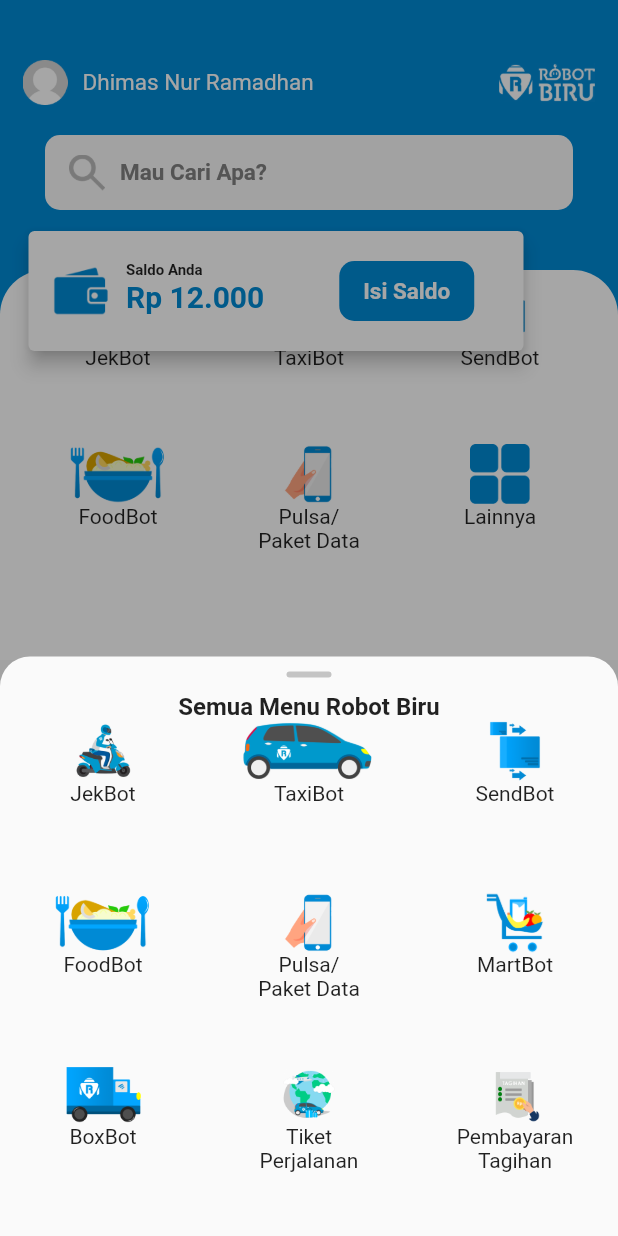
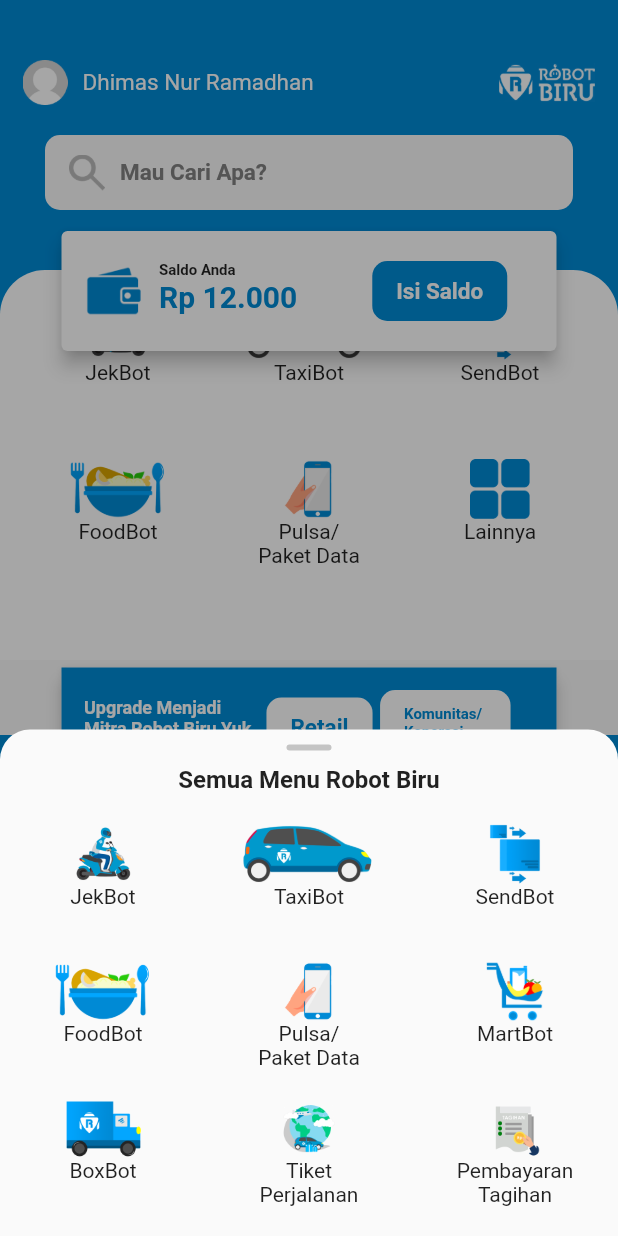
Before and after one commit to idhamramadito/robotbiru, a Flutter app: the screen it shows after launch, after a tap on "Lainnya", on a phone screen of 412 x 824 dp. Run offline on Flutter 3.47's test engine with Material 2 defaults, Android fonts, the phone set to English and light mode, and no system bars; our stand-ins replace modal_bottom_sheet.

Commit message:
dashboard sudah dirapihkan

```diff
--- a/homepage/lib/pages/dashboard_tabs/home/UI_components/account_balance.dart
+++ b/homepage/lib/pages/dashboard_tabs/home/UI_components/account_balance.dart
@@ -8,7 +8,8 @@ class AccountBalance extends StatelessWidget {
   @override
   Widget build(BuildContext context) {
     return Container(
-      margin: EdgeInsets.only(top: 150, right: 15, left: 15),
+      alignment: Alignment.center,
+      margin: EdgeInsets.only(top: 150),
       child: Card(
         elevation: 5,
         child: Container(
--- a/homepage/lib/pages/dashboard_tabs/home/UI_components/complaint_button.dart
+++ b/homepage/lib/pages/dashboard_tabs/home/UI_components/complaint_button.dart
@@ -1,4 +1,3 @@
-
 import 'package:flutter/material.dart';
 
 class ComplaintButton extends StatelessWidget {
@@ -9,7 +8,7 @@ class ComplaintButton extends StatelessWidget {
   @override
   Widget build(BuildContext context) {
     return Container(
-      margin: EdgeInsets.only(top: 10, left: 20, right: 20, bottom: 20),
+      padding: EdgeInsets.all(15),
       child: ButtonTheme(
         minWidth: 300,
         height: 50,
--- a/homepage/lib/pages/dashboard_tabs/home/UI_components/main_services.dart
+++ b/homepage/lib/pages/dashboard_tabs/home/UI_components/main_services.dart
@@ -10,7 +10,7 @@ class MainServices extends StatelessWidget {
   Widget build(BuildContext context) {
     return Container(
       margin: EdgeInsets.only(top: 180),
-      padding: EdgeInsets.symmetric(horizontal: 15, vertical: 10),
+      padding: EdgeInsets.symmetric(horizontal: 15, vertical: 20),
       decoration: BoxDecoration(
         color: Colors.white,
         borderRadius: BorderRadius.only(
--- a/homepage/lib/pages/dashboard_tabs/home/UI_components/other_services.dart
+++ b/homepage/lib/pages/dashboard_tabs/home/UI_components/other_services.dart
@@ -33,7 +33,8 @@ Future otherServices(BuildContext context) {
               ),
               GridView.count(
                 shrinkWrap: true,
-                childAspectRatio: 1.2,
+                padding: EdgeInsets.only(top: 20),
+                childAspectRatio: 1.5,
                 physics: NeverScrollableScrollPhysics(),
                 crossAxisCount: 3,
                 children: [
--- a/homepage/lib/pages/dashboard_tabs/home/UI_components/promo_card.dart
+++ b/homepage/lib/pages/dashboard_tabs/home/UI_components/promo_card.dart
@@ -30,7 +30,6 @@ class PromoCard1 extends StatelessWidget {
             margin: EdgeInsets.only(left: 15),
             child: Text("Let's check tips for you"),
           ),
-          SizedBox(height: 15),
           Container(
             margin: EdgeInsets.all(10),
             child: Image.asset("images/promo3.png"),
@@ -50,6 +49,7 @@ class PromoCard2 extends StatelessWidget {
   Widget build(BuildContext context) {
     return Card(
       child: Column(
+        crossAxisAlignment: CrossAxisAlignment.start,
         children: [
           Container(
             margin: EdgeInsets.only(left: 15),
@@ -69,7 +69,6 @@ class PromoCard2 extends StatelessWidget {
             margin: EdgeInsets.only(left: 15),
             child: Text("Let's check tips for you"),
           ),
-          SizedBox(height: 15),
           Container(
             margin: EdgeInsets.all(10),
             child: Image.asset("images/promo1.png"),
--- a/homepage/lib/pages/dashboard_tabs/home/UI_components/upgrade_to_partner.dart
+++ b/homepage/lib/pages/dashboard_tabs/home/UI_components/upgrade_to_partner.dart
@@ -8,6 +8,11 @@ class UpgradeToPartner extends StatelessWidget {
   @override
   Widget build(BuildContext context) {
     return Container(
+      alignment: Alignment.center,
+      margin: EdgeInsets.only(bottom: 180),
+      child: Card(
+        elevation: 5,
+        child: Container(
           width: 330,
           height: 80,
           color: Color(0xff008AD5),
@@ -94,6 +99,8 @@ class UpgradeToPartner extends StatelessWidget {
               ),
             ],
           ),
+        ),
+      ),
     );
   }
 }
--- a/homepage/lib/pages/dashboard_tabs/home/home.dart
+++ b/homepage/lib/pages/dashboard_tabs/home/home.dart
@@ -45,13 +45,12 @@ class _PageDashboard extends State<Home> {
                     ],
                   ),
                 ),
-                SizedBox(height: 20),
                 MainServices(),
                 AccountBalance(),
               ],
             ),
             Container(
-              height: 290,
+              height: 270,
               child: Stack(
                 children: [
                   Container(
@@ -59,27 +58,18 @@ class _PageDashboard extends State<Home> {
                     height: 220,
                     color: Color(0xff008AD5),
                   ),
-                  Container(
-                    margin: EdgeInsets.only(right: 15, left: 15),
-                    child: Card(
-                      elevation: 5,
-                      child: UpgradeToPartner(),
-                    ),
-                  ),
+                  UpgradeToPartner(),
                   Infographics(),
                 ],
               ),
             ),
+            Container(height: 15, color: Color(0xffF2F3F5)),
             ComplaintButton(),
-            SizedBox(height: 10),
-            Container(
-              height: 20,
-              color: Color(0xffF2F3F5),
-            ),
+            Container(height: 15, color: Color(0xffF2F3F5)),
             PromoCard1(),
-            SizedBox(height: 15),
+            Container(height: 15, color: Color(0xffF2F3F5)),
             PromoCard2(),
-            SizedBox(height: 80),
+            Container(height: 15, color: Color(0xffF2F3F5)),
           ],
         ),
       ),
```
Lines whose indentation alone changed are shown as unchanged.
